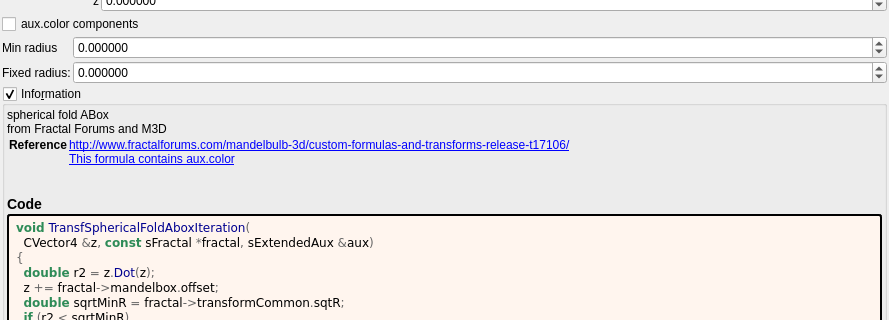
First picture: the form in mandelbulber2/formula/ui/transf_spherical_fold_abox.ui, repository buddhi1980/mandelbulber2, before the edit; both pictures show x 0 to 889 and y 104 to 424 of the 889 by 899 pixel window.
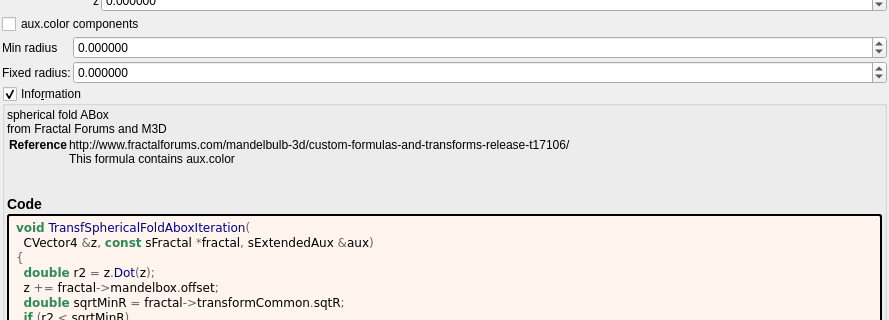
Second picture: the form after the edit. Custom widgets are drawn as their Qt base class.

Commit message:
docs: show fractalforums.com formula references as text
fractalforums.com is only partly online; fractalforums.org keeps a read-only
copy and the active forum. The formula information boxes now show
fractalforums.com references (and the wrapped lines that continue them) as
plain text. The links that remain are closed with </a>, which the generator
never wrote. The formula/ui files are regenerated with
tools/populate_ui_information.py.

```diff
--- a/mandelbulber2/formula/ui/transf_spherical_fold_abox.ui
+++ b/mandelbulber2/formula/ui/transf_spherical_fold_abox.ui
@@ -337,8 +337,8 @@
        <widget class="QLabel" name="label_information_general">
         <property name="text">
          <string notr="true">&lt;p&gt;spherical fold ABox&lt;br&gt;from Fractal Forums and M3D&lt;/p&gt;&lt;table&gt;
-&lt;tr&gt;&lt;th&gt;Reference&lt;/th&gt;&lt;td&gt;&lt;a href=&quot;http://www.fractalforums.com/mandelbulb-3d/custom-formulas-and-transforms-release-t17106/&quot;&gt;http://www.fractalforums.com/mandelbulb-3d/custom-formulas-and-transforms-release-t17106/&lt;br&gt;
-&lt;a href=&quot;This formula contains aux.color&quot;&gt;This formula contains aux.color&lt;br&gt;
+&lt;tr&gt;&lt;th&gt;Reference&lt;/th&gt;&lt;td&gt;http://www.fractalforums.com/mandelbulb-3d/custom-formulas-and-transforms-release-t17106/&lt;br&gt;
+&lt;a href=&quot;This formula contains aux.color&quot;&gt;This formula contains aux.color&lt;/a&gt;&lt;br&gt;
 &lt;/td&gt;&lt;/tr&gt;
 &lt;/table&gt;
 &lt;h3&gt;Code&lt;/h3&gt;</string>
```
The commit also changes 202 other files.
